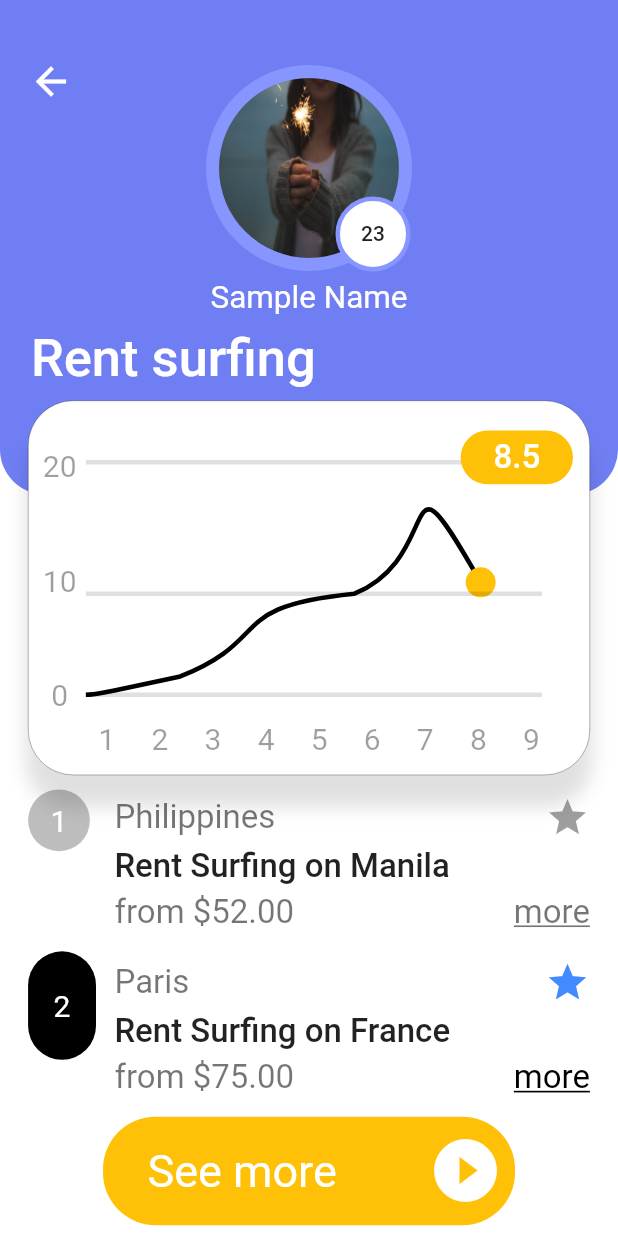
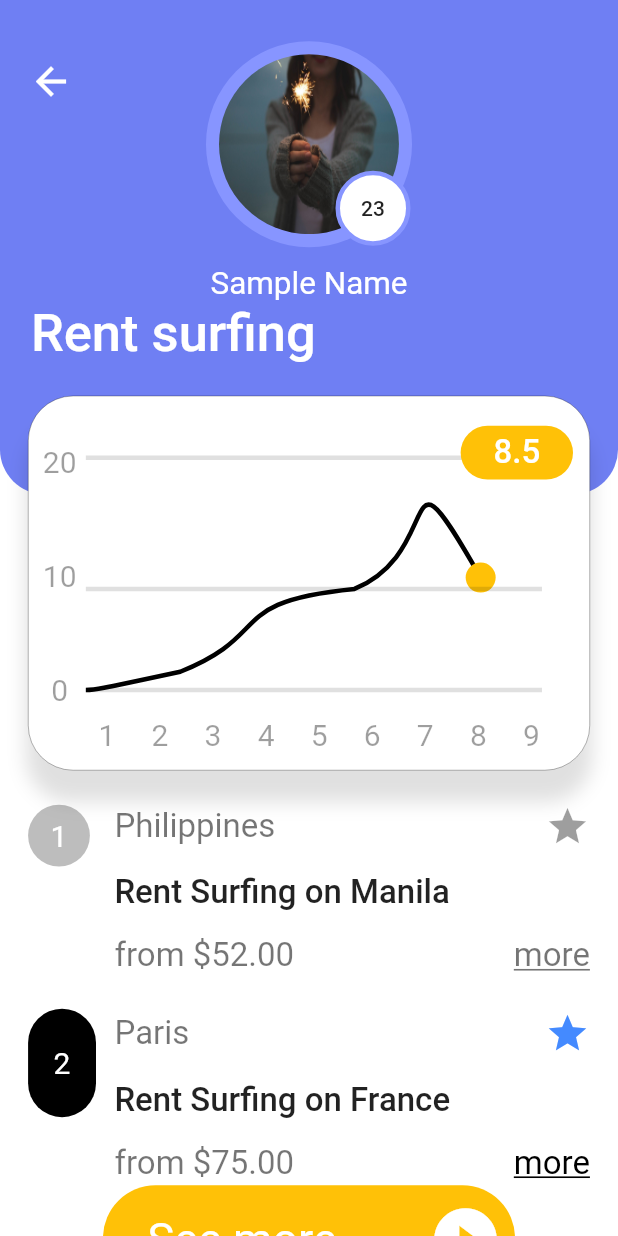
Before and after one commit to LandWhale2/Flutter-Ui, a Flutter app: the ProfilePage screen opened directly, on a phone screen of 412 x 824 dp. Run offline on Flutter 3.47's test engine with Material 2 defaults, Android fonts, the phone set to English and light mode, and no system bars.

Commit message:
[fix] overflow

```diff
--- a/lib/Page/ProfilePage.dart
+++ b/lib/Page/ProfilePage.dart
@@ -21,7 +21,8 @@ class _ProfilePageState extends State<ProfilePage> {
   Widget build(BuildContext context) {
     return Scaffold(
       backgroundColor: Colors.white,
-      body: Stack(
+      body: SingleChildScrollView(
+        child: Stack(
           children: <Widget>[
             Container(
               width: MediaQuery.of(context).size.width,
@@ -70,8 +71,11 @@ class _ProfilePageState extends State<ProfilePage> {
                       ),
                     ],
                   ),
+                  SizedBox(height: MediaQuery.of(context).size.height/40,),
                   SurfingChart(),
+                  SizedBox(height: MediaQuery.of(context).size.height/40,),
                   ExpenseNote(num: 1, title: 'Philippines', subtitle: 'Rent Surfing on Manila',money: 'from \$52.00',),
+                  SizedBox(height: MediaQuery.of(context).size.height/40,),
                   ExpenseNote(num: 2, title: 'Paris', subtitle: 'Rent Surfing on France',money: 'from \$75.00',),
                   Container(
                     width: MediaQuery.of(context).size.width/1.5,
@@ -105,6 +109,7 @@ class _ProfilePageState extends State<ProfilePage> {
             ),
           ],
         ),
+      ),
     );
   }
 }
@@ -115,14 +120,14 @@ class ProfileCircle extends StatelessWidget {
   Widget build(BuildContext context) {
     return Container(
       width: MediaQuery.of(context).size.width/3,
-      height: MediaQuery.of(context).size.height/6,
+      height: MediaQuery.of(context).size.height/5.5,
       child: Column(
         children: <Widget>[
           Stack(
             children: <Widget>[
               Container(
-                width: 140,
-                height:140,
+                width: MediaQuery.of(context).size.width/3,
+                height:MediaQuery.of(context).size.height/6,
                 decoration: BoxDecoration(
                   shape: BoxShape.circle,
                   color: Color.fromRGBO(135, 149, 255, 1),
--- a/lib/Widget/ExpenseNote.dart
+++ b/lib/Widget/ExpenseNote.dart
@@ -11,7 +11,7 @@ class ExpenseNote extends StatelessWidget {
   Widget build(BuildContext context) {
     return Container(
       width: MediaQuery.of(context).size.width/1.1,
-      height: MediaQuery.of(context).size.height/8,
+      height: MediaQuery.of(context).size.height/7,
       child: Row(
         mainAxisAlignment: MainAxisAlignment.spaceBetween,
         children: <Widget>[
@@ -54,7 +54,7 @@ class ExpenseNote extends StatelessWidget {
           ),
           Container(
             width: MediaQuery.of(context).size.width/1.3,
-            height: MediaQuery.of(context).size.height/9,
+            height: MediaQuery.of(context).size.height/7.2,
             child: Column(
               crossAxisAlignment: CrossAxisAlignment.start,
               mainAxisAlignment: MainAxisAlignment.spaceBetween,
```
Lines whose indentation alone changed are shown as unchanged.
